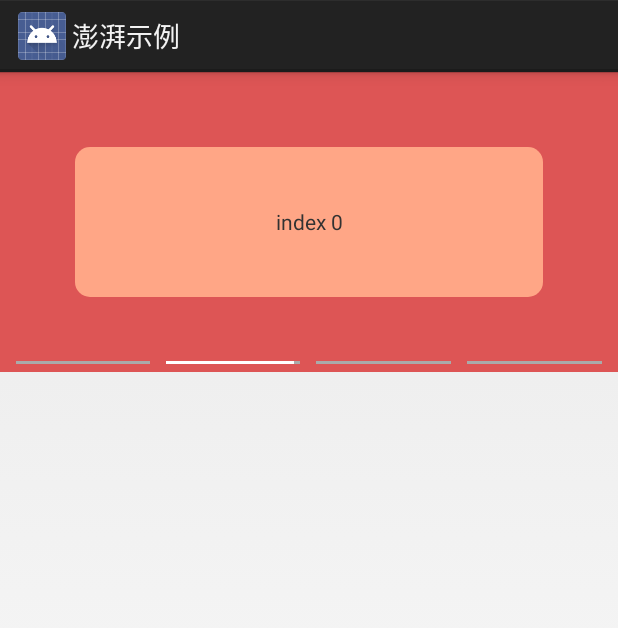
After one commit to a-liYa/BannerView, an Android app: the SurgeSimpleActivity screen opened directly, with no data from a screen before it, on a phone screen of 412 x 824 dp. The commit adds this screen. Shown: the top 628 px of the screen. Run offline under Robolectric (Android 15) with nearby library versions, the phone set to English and light mode, and no system bars.

Commit message:
添加澎湃BannerView效果示例

```diff
--- a/app/src/main/AndroidManifest.xml
+++ b/app/src/main/AndroidManifest.xml
@@ -17,6 +17,8 @@
             </intent-filter>
         </activity>
         <activity android:name=".GallerySimpleActivity" />
+        <activity android:name=".SurgeSimpleActivity"
+            android:label="澎湃示例"/>
     </application>
 
 </manifest>
--- a/app/src/main/java/com/aliya/bannerview/MainActivity.java
+++ b/app/src/main/java/com/aliya/bannerview/MainActivity.java
@@ -35,6 +35,7 @@ public class MainActivity extends Activity implements View.OnClickListener, OnIt
         findViewById(R.id.btn_1_num).setOnClickListener(this);
         findViewById(R.id.btn_5_num).setOnClickListener(this);
         findViewById(R.id.btn_gallery).setOnClickListener(this);
+        findViewById(R.id.open_surge).setOnClickListener(this);
 
         adapter = new BannerPagerAdapter() {
             @Override
@@ -165,6 +166,9 @@ public class MainActivity extends Activity implements View.OnClickListener, OnIt
             case R.id.btn_gallery:
                 startActivity(new Intent(this, GallerySimpleActivity.class));
                 break;
+            case R.id.open_surge:
+                startActivity(new Intent(this, SurgeSimpleActivity.class));
+                break;
         }
     }
 
--- /dev/null
+++ b/app/src/main/java/com/aliya/bannerview/SurgeSimpleActivity.java
@@ -0,0 +1,103 @@
+package com.aliya.bannerview;
+
+import android.animation.ValueAnimator;
+import android.app.Activity;
+import android.os.Bundle;
+import android.util.Log;
+import android.view.View;
+import android.view.ViewGroup;
+import android.widget.LinearLayout;
+import android.widget.ProgressBar;
+import android.widget.TextView;
+
+import com.aliya.bannerview.widget.XBannerView;
+import com.aliya.view.banner.BannerPagerAdapter;
+
+import static com.aliya.bannerview.Utils.inflate;
+
+/**
+ * 澎湃新闻 BannerView 示例
+ *
+ * @author a_liYa
+ * @date 2020-02-21 16:32.
+ */
+public class SurgeSimpleActivity extends Activity {
+
+    XBannerView mBannerView;
+    BannerPagerAdapter adapter;
+    LinearLayout mIndicatorLayout;
+
+    @Override
+    protected void onCreate(Bundle savedInstanceState) {
+        super.onCreate(savedInstanceState);
+        setContentView(R.layout.activity_surge_simple);
+
+        mBannerView = findViewById(R.id.banner_view);
+        mIndicatorLayout = findViewById(R.id.indicator_layout);
+
+        adapter = new BannerPagerAdapter() {
+            @Override
+            public int getTruthCount() {
+                return 4;
+            }
+
+            @Override
+            protected View getItem(ViewGroup container, int position) {
+                View view = inflate(R.layout.item_banner_view_test, container, false);
+                TextView tv = view.findViewById(R.id.tv_content);
+                tv.setText("index " + position);
+                return view;
+            }
+
+        };
+        mBannerView.setAdapter(adapter);
+
+        mBannerView.setCallback(new XBannerView.Callback() {
+
+            private ValueAnimator mAnimator;
+
+            @Override
+            public void onPageSelected(int position) {
+                int childCount = mIndicatorLayout.getChildCount();
+                for (int i = 0; i < childCount; i++) {
+                    ProgressBar progressBar = (ProgressBar) mIndicatorLayout.getChildAt(i);
+                    if (i <= position) {
+                        progressBar.setProgress(progressBar.getMax());
+                    } else {
+                        progressBar.setProgress(0);
+                    }
+                }
+            }
+
+            @Override
+            public void onPostDelayed(int selectedPosition, int delayMs) {
+                if (selectedPosition < adapter.getTruthCount() - 1) {
+                    final ProgressBar progressBar = (ProgressBar)
+                            mIndicatorLayout.getChildAt(selectedPosition + 1);
+                    mAnimator = ValueAnimator.ofInt(0, progressBar.getMax());
+                    mAnimator.setDuration(delayMs);
+                    mAnimator.addUpdateListener(new ValueAnimator.AnimatorUpdateListener() {
+                        @Override
+                        public void onAnimationUpdate(ValueAnimator animation) {
+                            progressBar.setProgress((int) animation.getAnimatedValue());
+                        }
+                    });
+                    mAnimator.start();
+                }
+            }
+
+            @Override
+            public void onRemoveDelayed(int selectedPosition) {
+                if (mAnimator != null) {
+                    mAnimator.cancel();
+                    mAnimator = null;
+                }
+                if (selectedPosition < adapter.getTruthCount() - 1) {
+                    final ProgressBar progressBar = (ProgressBar)
+                            mIndicatorLayout.getChildAt(selectedPosition + 1);
+                    progressBar.setProgress(0);
+                }
+            }
+        });
+    }
+}
--- /dev/null
+++ b/app/src/main/java/com/aliya/bannerview/widget/XBannerView.java
@@ -0,0 +1,83 @@
+package com.aliya.bannerview.widget;
+
+import android.content.Context;
+import android.util.AttributeSet;
+
+import com.aliya.view.banner.BannerView;
+import com.aliya.view.banner.view.BannerViewPager;
+
+/**
+ * XBannerView
+ *
+ * @author a_liYa
+ * @date 2020-02-21 15:55.
+ */
+public class XBannerView extends BannerView {
+
+    private int mPageSelected;
+
+    private Callback mCallback;
+
+    public XBannerView(Context context) {
+        this(context, null);
+    }
+
+    public XBannerView(Context context, AttributeSet attrs) {
+        this(context, attrs, 0);
+    }
+
+    public XBannerView(Context context, AttributeSet attrs, int defStyleAttr) {
+        super(context, attrs, defStyleAttr);
+        addOnPageChangeListener(new BannerViewPager.OnPageChangeListener() {
+            @Override
+            public void onPageScrolled(int position, float positionOffset,
+                                       int positionOffsetPixels) {
+
+            }
+
+            @Override
+            public void onPageSelected(int position) {
+                mPageSelected = position;
+                if (mCallback != null) {
+                    mCallback.onPageSelected(position);
+                }
+            }
+
+            @Override
+            public void onPageScrollStateChanged(int state) {
+
+            }
+        });
+    }
+
+    public Callback getCallback() {
+        return mCallback;
+    }
+
+    public void setCallback(Callback callback) {
+        mCallback = callback;
+    }
+
+    @Override
+    protected void onPostDelayed(int delayMs) {
+        super.onPostDelayed(delayMs);
+        if (mCallback != null)
+            mCallback.onPostDelayed(mPageSelected, delayMs);
+    }
+
+    @Override
+    protected void onRemoveDelayed() {
+        super.onRemoveDelayed();
+        if (mCallback != null) {
+            mCallback.onRemoveDelayed(mPageSelected);
+        }
+    }
+
+    public interface Callback {
+        void onPageSelected(int position);
+
+        void onPostDelayed(int selectedPosition, int delayMs);
+
+        void onRemoveDelayed(int selectedPosition);
+    }
+}
--- /dev/null
+++ b/app/src/main/res/drawable/custom_progress_drawable.xml
@@ -0,0 +1,17 @@
+<?xml version="1.0" encoding="utf-8"?>
+<layer-list xmlns:android="http://schemas.android.com/apk/res/android">
+
+    <item android:id="@android:id/background">
+        <shape>
+            <solid android:color="#aaa" />
+        </shape>
+    </item>
+
+    <item android:id="@android:id/progress">
+        <clip>
+            <shape>
+                <solid android:color="#fff" />
+            </shape>
+        </clip>
+    </item>
+</layer-list>
--- a/app/src/main/res/layout/activity_main.xml
+++ b/app/src/main/res/layout/activity_main.xml
@@ -71,4 +71,11 @@
         android:layout_gravity="center_horizontal"
         android:text="画廊示例" />
 
+    <TextView
+        android:id="@+id/open_surge"
+        android:layout_width="match_parent"
+        android:layout_height="45dp"
+        android:gravity="center"
+        android:text="澎湃BannerView示例"
+        android:textSize="16sp" />
 </LinearLayout>
--- /dev/null
+++ b/app/src/main/res/layout/activity_surge_simple.xml
@@ -0,0 +1,68 @@
+<?xml version="1.0" encoding="utf-8"?>
+<LinearLayout xmlns:android="http://schemas.android.com/apk/res/android"
+    xmlns:tools="http://schemas.android.com/tools"
+    android:layout_width="match_parent"
+    android:layout_height="match_parent"
+    android:orientation="vertical"
+    tools:context=".SurgeSimpleActivity">
+
+    <com.aliya.bannerview.widget.XBannerView
+        android:id="@+id/banner_view"
+        android:layout_width="match_parent"
+        android:layout_height="200dp">
+
+        <LinearLayout
+            android:id="@+id/indicator_layout"
+            android:layout_width="match_parent"
+            android:layout_height="wrap_content"
+            android:layout_gravity="bottom"
+            android:layout_margin="5dp"
+            android:orientation="horizontal">
+
+            <ProgressBar
+                android:id="@+id/progress_bar1"
+                style="?android:attr/progressBarStyleHorizontal"
+                android:layout_width="0dp"
+                android:layout_height="2dp"
+                android:layout_marginLeft="5dp"
+                android:layout_marginRight="5dp"
+                android:layout_weight="1"
+                android:max="100"
+                android:progressDrawable="@drawable/custom_progress_drawable" />
+
+            <ProgressBar
+                android:id="@+id/progress_bar2"
+                style="?android:attr/progressBarStyleHorizontal"
+                android:layout_width="0dp"
+                android:layout_height="2dp"
+                android:layout_marginLeft="5dp"
+                android:layout_marginRight="5dp"
+                android:layout_weight="1"
+                android:max="100"
+                android:progressDrawable="@drawable/custom_progress_drawable" />
+
+            <ProgressBar
+                android:id="@+id/progress_bar3"
+                style="?android:attr/progressBarStyleHorizontal"
+                android:layout_width="0dp"
+                android:layout_height="2dp"
+                android:layout_marginLeft="5dp"
+                android:layout_marginRight="5dp"
+                android:layout_weight="1"
+                android:max="100"
+                android:progressDrawable="@drawable/custom_progress_drawable" />
+
+            <ProgressBar
+                android:id="@+id/progress_bar4"
+                style="?android:attr/progressBarStyleHorizontal"
+                android:layout_width="0dp"
+                android:layout_height="2dp"
+                android:layout_marginLeft="5dp"
+                android:layout_marginRight="5dp"
+                android:layout_weight="1"
+                android:max="100"
+                android:progressDrawable="@drawable/custom_progress_drawable" />
+
+        </LinearLayout>
+    </com.aliya.bannerview.widget.XBannerView>
+</LinearLayout>
--- a/library/src/main/java/com/aliya/view/banner/BannerView.java
+++ b/library/src/main/java/com/aliya/view/banner/BannerView.java
@@ -305,15 +305,31 @@ public class BannerView extends FrameLayout {
      */
     public final void startAuto() {
         removeCallbacks(mAutoRunnable);
+        onRemoveDelayed();
         if (isCanAuto()) {
             postDelayed(mAutoRunnable, mAutoMs);
+            onPostDelayed(mAutoMs);
         }
+    }
+
+    /**
+     * 开启延迟
+     * @param delayMs 延迟时间
+     */
+    protected void onPostDelayed(int delayMs) {
+    }
+
+    /**
+     * 停止延迟
+     */
+    protected void onRemoveDelayed(){
     }
 
     /**
      * 停止轮播
      */
     public final void stopAuto() {
+        onRemoveDelayed();
         removeCallbacks(mAutoRunnable);
     }
 
@@ -331,7 +347,7 @@ public class BannerView extends FrameLayout {
                 && onStarted;
     }
 
-    private Runnable mAutoRunnable = new Runnable() {
+    protected Runnable mAutoRunnable = new Runnable() {
         @Override
         public void run() {
             if (mViewPager == null || mAdapter == null) return;
```
